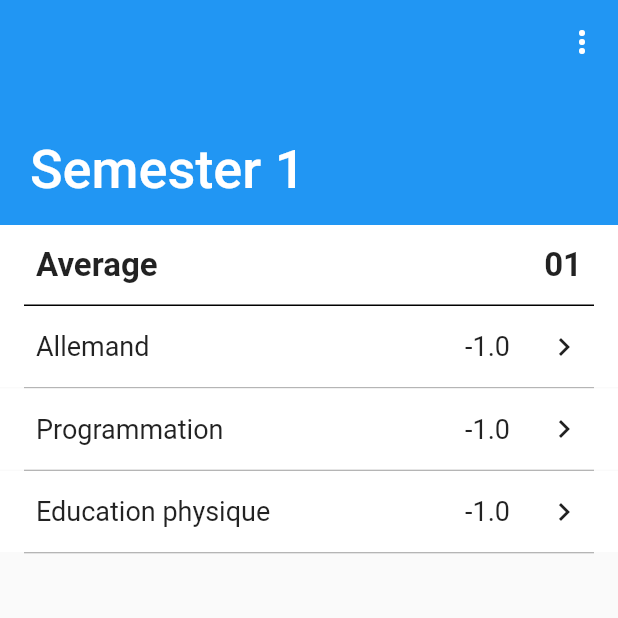
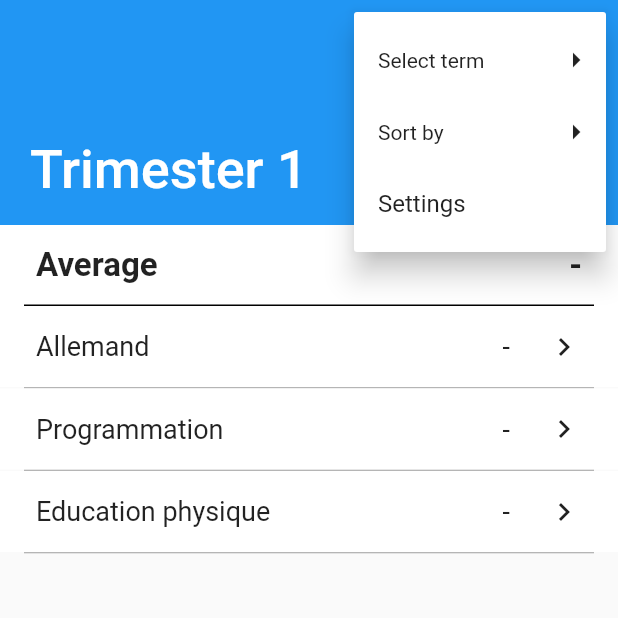
Before and after one commit to NightDreamGames/Graded, a Flutter app: the screen it shows after launch, after a tap on the "more vert" icon, on a phone screen of 412 x 824 dp, the top half of it. Run offline on Flutter 3.47's test engine with Material 2 defaults, Android fonts, the phone set to English and light mode, and no system bars; our stand-ins replace diacritic, page_transition, settings_ui, shared_preferences, sprintf.

Commit message:
Changed a lot

```diff
--- a/lib/Calculations/manager.dart
+++ b/lib/Calculations/manager.dart
@@ -1,5 +1,6 @@
 import 'package:flutter/material.dart';
 
+import '../Misc/preferences.dart';
 import '../Misc/serialization.dart';
 import 'calculator.dart';
 import 'subject.dart';
@@ -13,31 +14,62 @@ class Manager {
   static List<Year> years = [];
   static List<Subject> termTemplate = [];
   static int currentYear = 0;
-  static int currentTerm = 0;
+
+  static int _currentTerm = 0;
+  static int get currentTerm => _currentTerm;
+  static set currentTerm(int newValue) {
+    Preferences.setPreference("current_term", newValue);
+    _currentTerm = newValue;
+  }
+
+  static int maxTerm = 1;
 
   static void init() async {
     WidgetsFlutterBinding.ensureInitialized();
 
-    readPreferences();
-
-    years = [];
-    years.add(Year());
+    await readPreferences();
 
     termTemplate = [];
     termTemplate.add(Subject("Allemand", 2));
     termTemplate.add(Subject("Programmation", 3));
     termTemplate.add(Subject("Education physique", 1));
+    /* termTemplate.add(Subject("a", 1));
+    termTemplate.add(Subject("b", 1));
+    termTemplate.add(Subject("c", 1));
+    termTemplate.add(Subject("d", 1));
+    termTemplate.add(Subject("e", 1));
+    termTemplate.add(Subject("f", 1));
+    termTemplate.add(Subject("g", 1));
+    termTemplate.add(Subject("he", 1));
+    termTemplate.add(Subject("hfe", 1));
+    termTemplate.add(Subject("hsadfe", 1));
+    termTemplate.add(Subject("hasvdae", 1));
+    termTemplate.add(Subject("hveasde", 1));
+    termTemplate.add(Subject("hqwvetbe", 1));
+    termTemplate.add(Subject("hfgsde", 1));
+    termTemplate.add(Subject("hlozuzjte", 1));*/
 
-    getCurrentTerm().subjects.add(Subject("Allemand", 2));
-    getCurrentTerm().subjects.add(Subject("Programmation", 3));
-    getCurrentTerm().subjects.add(Subject("Education physique", 1));
+    years = [];
+    years.add(Year());
   }
 
-  static void readPreferences() async {
-    interpretPreferences();
-
+  static Future<void> readPreferences() async {
     final prefs = await SharedPreferences.getInstance();
     currentTerm = prefs.getInt("current_term") ?? 0;
+
+    switch (prefs.getString("term") ?? "term_trimester") {
+      case "term_trimester":
+        maxTerm = 3;
+        break;
+      case "term_semester":
+        maxTerm = 2;
+        break;
+      case "term_year":
+        maxTerm = 1;
+        break;
+    }
+
+    interpretPreferences();
   }
 
   static void interpretPreferences() async {
@@ -82,10 +114,7 @@ class Manager {
       for (int i = 0; i < getCurrentYear().terms.length; i++) {
         for (int j = 0; j < getCurrentYear().terms[i].subjects.length; j++) {
           if (getCurrentYear().terms[i].subjects[i].result != -1) {
-            p.subjects[j].addTest(Test(
-                getCurrentYear().terms[i].subjects[j].result,
-                totalGrades.toDouble(),
-                name));
+            p.subjects[j].addTest(Test(getCurrentYear().terms[i].subjects[j].result, totalGrades.toDouble(), name));
           }
         }
       }
@@ -95,6 +124,7 @@ class Manager {
     }
 
     return getCurrentYear().terms[currentTerm];
+    //return years[0].terms[currentTerm];
   }
 
   static Future<String> getName() async {
--- a/lib/Calculations/subject.dart
+++ b/lib/Calculations/subject.dart
@@ -75,9 +75,7 @@ class Subject {
   List<String> getGrades() {
     List<String> a = [];
     for (int i = 0; i < tests.length; i++) {
-      a.add(Calculator.format(tests[i].grade1) +
-          "/" +
-          Calculator.format(tests[i].grade2));
+      a.add(Calculator.format(tests[i].grade1) + "/" + Calculator.format(tests[i].grade2));
     }
 
     return a;
@@ -94,4 +92,12 @@ class Subject {
   void sort() {
     Calculator.sort2(tests);
   }
+
+  String getResult() {
+    if (result > -1) {
+      return result.toString();
+    } else {
+      return "-";
+    }
+  }
 }
--- a/lib/Calculations/term.dart
+++ b/lib/Calculations/term.dart
@@ -42,9 +42,7 @@ class Term {
   List<String> getGrades() {
     List<String> a = [];
     for (int i = 0; i < subjects.length; i++) {
-      a.add((subjects[i].result == -1)
-          ? "-"
-          : Calculator.format(subjects[i].result));
+      a.add((subjects[i].result == -1) ? "-" : Calculator.format(subjects[i].result));
     }
     return a;
   }
@@ -52,4 +50,12 @@ class Term {
   void sort() {
     Calculator.sort1(subjects, "sort_mode1");
   }
+
+  String getResult() {
+    if (result > -1) {
+      return result.toString();
+    } else {
+      return "-";
+    }
+  }
 }
--- a/lib/Calculations/year.dart
+++ b/lib/Calculations/year.dart
@@ -1,3 +1,4 @@
+import 'package:flutter_application_1/Calculations/manager.dart';
 import 'package:shared_preferences/shared_preferences.dart';
 
 import 'calculator.dart';
@@ -14,22 +15,8 @@ class Year {
     calculate();
   }
 
-  void addTerms() async {
-    int k = 3;
-
-    final prefs = await SharedPreferences.getInstance();
-    switch (prefs.getString("term") ?? "term_trimester") {
-      case "term_trimester":
-        k = 3;
-        break;
-      case "term_semester":
-        k = 2;
-        break;
-      case "term_year":
-        k = 1;
-        break;
-    }
-    for (int i = 0; i < k; i++) {
+  void addTerms() {
+    for (int i = 0; i < Manager.maxTerm; i++) {
       terms.add(Term());
     }
   }
@@ -47,4 +34,12 @@ class Year {
 
     result = Calculator.calculate(results, coefficients);
   }
+
+  String getResult() {
+    if (result > -1) {
+      return result.toString();
+    } else {
+      return "-";
+    }
+  }
 }
--- /dev/null
+++ b/lib/Misc/preferences.dart
@@ -0,0 +1,13 @@
+import 'package:flutter/material.dart';
+import 'package:shared_preferences/shared_preferences.dart';
+
+class Preferences {
+  static void setPreference(String key, dynamic value) async {
+    final prefs = await SharedPreferences.getInstance();
+    if (value is int) {
+      prefs.setInt(key, value);
+    } else if (value is String) {
+      prefs.setString(key, value);
+    }
+  }
+}
--- a/lib/UI/main.dart
+++ b/lib/UI/main.dart
@@ -1,11 +1,14 @@
 import 'package:flutter_localizations/flutter_localizations.dart';
-
 import 'package:flutter/material.dart';
 import 'package:flutter_application_1/Calculations/manager.dart';
+import 'package:page_transition/page_transition.dart';
+import 'package:shared_preferences/shared_preferences.dart';
+import '../Translation/i18n.dart';
+
 import '../Misc/serialization.dart';
 import '../Calculations/manager.dart';
-import '../Translation/i18n.dart';
-import 'subjectRoute.dart';
+import 'popup_sub_menu.dart';
+import 'subject_route.dart';
 
 void main() {
   // Compatibility.periodPreferences();
@@ -49,32 +52,40 @@ void main() {
       GlobalCupertinoLocalizations.delegate,
     ],
     supportedLocales: I18nDelegate.supportedLocals,
-    home: Scaffold(
+    home: const Scaffold(
       body: HomePage(),
     ),
   ));
 }
 
-class HomePage extends StatelessWidget {
-  var myMenuItems = <String>[
-    'Term',
-    'Sort by',
-    'Settings',
-  ];
+class HomePage extends StatefulWidget {
+  const HomePage({Key? key}) : super(key: key);
 
-  HomePage({Key? key}) : super(key: key);
+  @override
+  _HomePageState createState() => _HomePageState();
+}
 
-  void onSelect(item) {
-    switch (item) {
-      case 'Term':
-        print('Home clicked');
-        break;
-      case 'Sort by':
-        Manager.sortAll();
-        break;
-      case 'Settings':
-        print('Setting clicked');
-        break;
+class _HomePageState extends State<HomePage> with WidgetsBindingObserver {
+  void rebuild() {
+    setState(() {});
+  }
+
+  @override
+  void initState() {
+    WidgetsBinding.instance?.addObserver(this);
+    super.initState();
+  }
+
+  @override
+  void dispose() {
+    WidgetsBinding.instance?.removeObserver(this);
+    super.dispose();
+  }
+
+  @override
+  void didChangeAppLifecycleState(AppLifecycleState state) {
+    if (state == AppLifecycleState.resumed) {
+      rebuild();
     }
   }
 
@@ -86,61 +97,99 @@ class HomePage extends StatelessWidget {
           floating: false,
           pinned: true,
           actions: <Widget>[
-            PopupMenuButton<int>(
+            PopupMenuButton<String>(
               icon: const Icon(Icons.more_vert),
               tooltip: 'More options',
               onSelected: (value) {
-                //Do something with selected parent value
+                print(value);
+                Navigator.push(
+                  context,
+                  MaterialPageRoute(builder: (context) => SubjectRoute()),
+                );
               },
               itemBuilder: (BuildContext context) {
-                return <PopupMenuEntry<int>>[
-                  PopupMenuItem<int>(
-                    value: 10,
-                    child: Text('Item 10'),
-                  ),
-                  PopupMenuItem<int>(
-                    value: 20,
-                    child: Text('Item 20'),
-                  ),
-                  PopupMenuItem<int>(
-                    value: 50,
-                    child: Text('Item 50'),
-                  ),
-                  PopupSubMenuItem<int>(
-                    title: 'Other items',
-                    items: [
-                      100,
-                      200,
-                      300,
-                      400,
-                      500,
-                    ],
-                    onSelected: (value) {
-                      //Do something with selected child value
+                List<String> a = [];
+
+                switch (Manager.maxTerm) {
+                  case 2:
+                    a = [
+                      I18n.of(context).semester_1,
+                      I18n.of(context).semester_2,
+                      I18n.of(context).year,
+                    ];
+                    break;
+                  case 3:
+                    a = [
+                      I18n.of(context).trimester_1,
+                      I18n.of(context).trimester_2,
+                      I18n.of(context).trimester_3,
+                      I18n.of(context).year,
+                    ];
+                    break;
+                }
+
+                List<PopupMenuEntry<String>> entries = [];
+                if (Manager.maxTerm != 1) {
+                  entries.add(
+                    PopupSubMenuItem<String>(
+                      title: I18n.of(context).select_term,
+                      items: a,
+                      onSelected: (value) async {
+                        if (value == I18n.of(context).semester_1 || value == I18n.of(context).trimester_1) {
+                          Manager.currentTerm = 0;
+                        } else if (value == I18n.of(context).semester_2 || value == I18n.of(context).trimester_2) {
+                          Manager.currentTerm = 1;
+                        } else if (value == I18n.of(context).trimester_3) {
+                          Manager.currentTerm = 2;
+                        } else if (value == I18n.of(context).year) {
+                          Manager.currentTerm = -1;
+                        }
+
+                        rebuild();
                       },
                     ),
-                ];
+                  );
+                }
+                entries.add(PopupSubMenuItem<String>(
+                  title: I18n.of(context).sort_by,
+                  items: [
+                    I18n.of(context).az,
+                    I18n.of(context).grade,
+                  ],
+                  onSelected: (value) async {
+                    final prefs = await SharedPreferences.getInstance();
+
+                    if (value == I18n.of(context).az) {
+                      prefs.setInt("sort_mode1", 0);
+                    } else if (value == I18n.of(context).grade) {
+                      prefs.setInt("sort_mode1", 1);
+                    }
+
+                    Manager.sortAll();
+                    rebuild();
+                  },
+                ));
+                entries.add(PopupMenuItem<String>(
+                  child: Text(I18n.of(context).settings),
+                  onTap: () {},
+                ));
+
+                return entries;
               },
             ),
-            /*PopupMenuButton<String>(
-              onSelected: onSelect,
-              itemBuilder: (BuildContext context) {
-                return myMenuItems.map((String choice) {
-                  return PopupMenuItem<String>(
-                    child: Text(choice),
-                    value: choice,
-                  );
-                }).toList();
-              },
-            ),*/
           ],
           expandedHeight: 150,
-          flexibleSpace: const FlexibleSpaceBar(
+          flexibleSpace: FlexibleSpaceBar(
             centerTitle: false,
-            titlePadding: EdgeInsets.only(left: 20, bottom: 16),
-            title: Text(
-              "Semester 1",
-              style: TextStyle(fontSize: 24),
+            titlePadding: const EdgeInsets.only(left: 20, bottom: 16),
+            title: FutureBuilder(
+              builder: (context, snapshot) {
+                return Text(
+                  snapshot.data.toString(),
+                  style: const TextStyle(fontSize: 24),
+                );
+              },
+              future: getTitle(context),
             ),
           ),
         ),
@@ -170,9 +219,9 @@ class HomePage extends StatelessWidget {
                         ),
                       ),
                       Row(
-                        children: const [
+                        children: [
                           Text(
-                            "01",
+                            Manager.getCurrentTerm().getResult(),
                             style: TextStyle(
                               fontSize: 22.0,
                               fontWeight: FontWeight.bold,
@@ -191,14 +240,43 @@ class HomePage extends StatelessWidget {
             ],
           ),
         ),
-        SliverList(
+        const ListWidget(),
+      ],
+    );
+  }
+}
+
+class ListWidget extends StatelessWidget {
+  const ListWidget({Key? key}) : super(key: key);
+
+  @override
+  Widget build(BuildContext context) {
+    return SliverList(
       delegate: SliverChildBuilderDelegate(
         (context, index) {
+          return ListRow(index);
+        },
+        addAutomaticKeepAlives: true,
+        childCount: Manager.getCurrentTerm().subjects.length,
+      ),
+    );
+  }
+}
+
+class ListRow extends StatelessWidget {
+  final int index;
+  const ListRow(this.index, {Key? key}) : super(key: key);
+
+  @override
+  Widget build(BuildContext context) {
     return InkWell(
       onTap: () {
         Navigator.push(
           context,
-                    MaterialPageRoute(builder: (context) => SubjectRoute()),
+          PageTransition(
+            type: PageTransitionType.rightToLeft,
+            child: SubjectRoute(),
+          ),
         );
       },
       child: Column(
@@ -227,16 +305,13 @@ class HomePage extends StatelessWidget {
                   Row(
                     children: [
                       Text(
-                                  Manager.getCurrentTerm()
-                                      .subjects[index]
-                                      .result
-                                      .toString(),
-                                  style: TextStyle(
+                        Manager.getCurrentTerm().subjects[index].getResult(),
+                        style: const TextStyle(
                           fontSize: 18.0,
                         ),
                       ),
-                                Padding(padding: EdgeInsets.only(right: 24)),
-                                Icon(
+                      const Padding(padding: EdgeInsets.only(right: 24)),
+                      const Icon(
                         Icons.navigate_next,
                         size: 24.0,
                       ),
@@ -253,12 +328,73 @@ class HomePage extends StatelessWidget {
         ],
       ),
     );
-            },
-            // Builds 1000 ListTiles
-            childCount: Manager.getCurrentTerm().subjects.length,
-          ),
-        ),
-      ],
-    );
   }
 }
+
+/*void onResume() {
+  super.onResume();
+
+  adaptView();
+  updateView();
+}
+
+void adaptView() {
+  setTitle();
+
+  binding = MainSubjectActivityBinding.inflate(getLayoutInflater());
+  setContentView(binding.getRoot());
+
+  binding.fab.setVisibility(View.GONE);
+  binding.bonus.setVisibility(View.GONE);
+
+  Toolbar toolbar = binding.toolbar;
+  setSupportActionBar(toolbar);
+}
+
+void updateView() {
+  Manager.sortAll();
+
+  Term p = Manager.getCurrentTerm();
+
+  RecyclerView recyclerView = binding.recyclerView;
+  recyclerView.setLayoutManager(new LinearLayoutManager(this));
+
+  CustomRecyclerViewAdapter adapter =
+      new CustomRecyclerViewAdapter(this, p.getSubjects(), p.getGrades(), 0);
+
+  adapter.setClickListener(this);
+  recyclerView.setAdapter(adapter);
+
+  binding.textView3
+      .setText((p.result == -1) ? "-" : Calculator.format(p.result));
+}*/
+
+Future<String> getTitle(var context) async {
+  final prefs = await SharedPreferences.getInstance();
+  switch (Manager.currentTerm) {
+    case 0:
+      switch (Manager.maxTerm) {
+        case 3:
+          return I18n.of(context).trimester_1;
+        case 2:
+          return I18n.of(context).semester_1;
+        case 1:
+          return I18n.of(context).year;
+      }
+      break;
+    case 1:
+      switch (Manager.maxTerm) {
+        case 3:
+          return I18n.of(context).trimester_2;
+        case 2:
+          return I18n.of(context).semester_2;
+      }
+      break;
+    case 2:
+      return I18n.of(context).trimester_3;
+    case -1:
+      return I18n.of(context).year;
+  }
+
+  return I18n.of(context).app_name;
+}
--- a/lib/UI/popupSubMenu.dart
+++ b/lib/UI/popup_sub_menu.dart
@@ -64,7 +64,7 @@ class _PopupSubMenuState<T> extends State<PopupSubMenuItem<T>> {
         if (Navigator.canPop(context)) {
           Navigator.pop(context);
         }
-        widget.onSelected?.call(value);
+        widget.onSelected.call(value);
       },
       offset: Offset
           .zero, //TODO This is the most complex part - to calculate the correct position of the submenu being populated. For my purposes is does not matter where exactly to display it (Offset.zero will open submenu at the poistion where you tapped the item in the parent menu). Others might think of some value more appropriate to their needs.
--- a/pubspec.yaml
+++ b/pubspec.yaml
@@ -17,6 +17,8 @@ dependencies:
   customizable_space_bar: ^0.2.0
   diacritic: ^0.1.3
   shared_preferences: ^2.0.13
+  page_transition: ^2.0.5
+  settings_ui: ^2.0.2
 
 dev_dependencies:
   flutter_test:
```
Also changed, not shown: lib/UI/settings_route.dart (added, +75 -0 lines), lib/UI/subject_edit_route.dart (added), lib/UI/subject_route.dart (renamed from lib/UI/subjectRoute.dart), pubspec.lock. Lines whose indentation alone changed are shown as unchanged.
